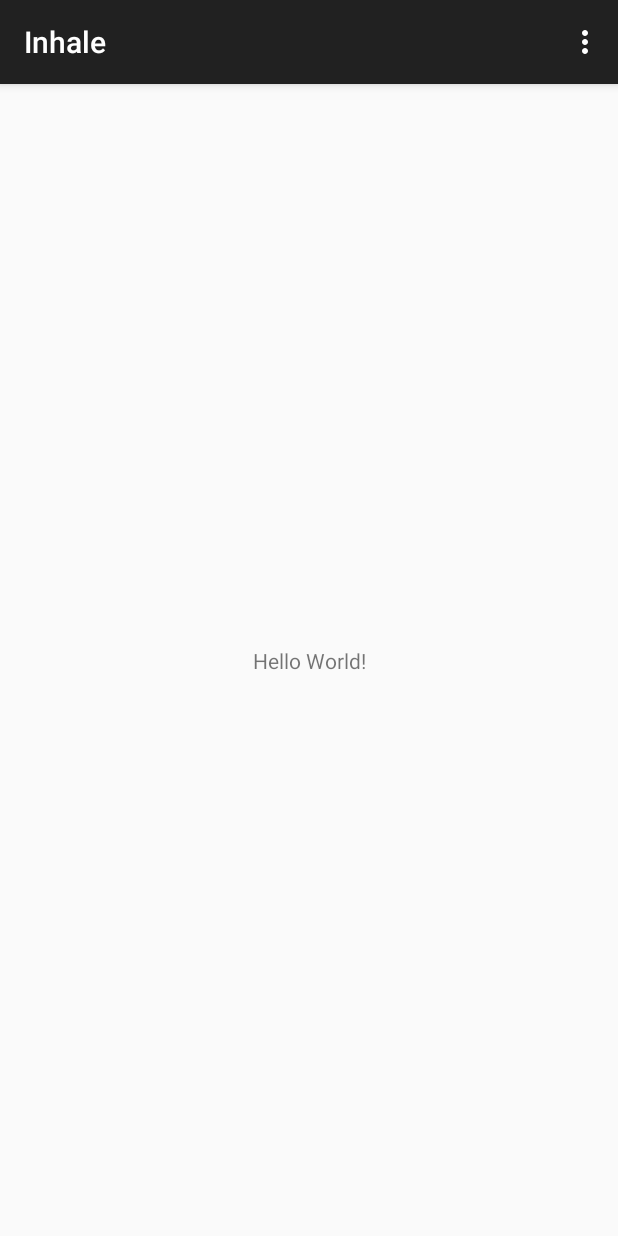
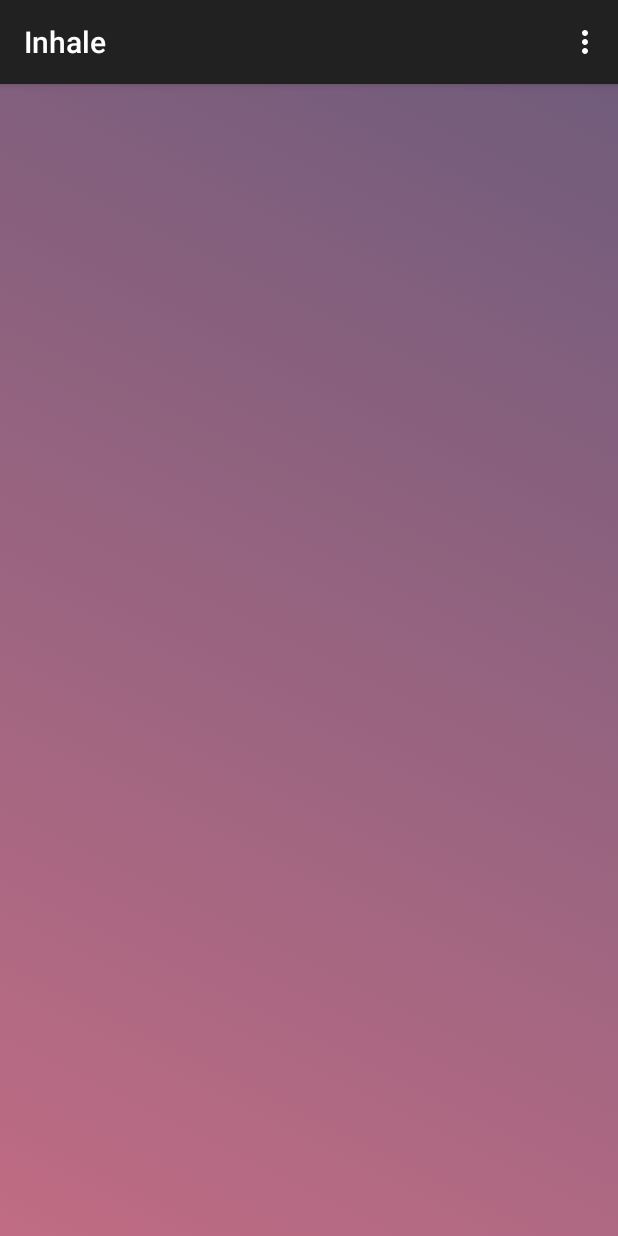
Before and after one commit to oa2013/Inhale, an Android app: the screen it shows after launch (MainActivity), on a phone screen of 412 x 824 dp. Run offline under Robolectric (Android 15) with nearby library versions, the phone set to English and light mode, and no system bars; libraries missing offline, so code that uses them is left out: com.crashlytics.android, io.fabric.sdk; 4 statements that could not run were skipped.

Commit message:
Feat: added gradient animation to the Main Activity

```diff
--- a/app/src/main/java/com/agafonova/inhale/MainActivity.java
+++ b/app/src/main/java/com/agafonova/inhale/MainActivity.java
@@ -1,18 +1,21 @@
 package com.agafonova.inhale;
 
+import android.graphics.drawable.AnimationDrawable;
 import android.os.Bundle;
 import android.support.v7.app.AppCompatActivity;
 import android.support.v7.widget.Toolbar;
-import android.util.Log;
 import android.view.Menu;
 import android.view.MenuItem;
-import android.view.View;
+import android.widget.LinearLayout;
 import com.crashlytics.android.Crashlytics;
 import io.fabric.sdk.android.Fabric;
 
 public class MainActivity extends AppCompatActivity {
 
     private static final String TAG = MainActivity.class.getName();
+    private static final int ENTER_FADE_DURATION = 6000;
+    private static final int EXIT_FADE_DURATION = 3000;
+    private AnimationDrawable animationDrawable;
 
     @Override
     protected void onCreate(Bundle savedInstanceState) {
@@ -23,6 +26,18 @@ public class MainActivity extends AppCompatActivity {
         Toolbar toolbar = (Toolbar) findViewById(R.id.toolbar);
         setSupportActionBar(toolbar);
 
+        //Animate background gradients
+        LinearLayout linearLayout = (LinearLayout) findViewById(R.id.main_rl);
+        animationDrawable = (AnimationDrawable) linearLayout.getBackground();
+        animationDrawable.setEnterFadeDuration(ENTER_FADE_DURATION);
+        animationDrawable.setExitFadeDuration(EXIT_FADE_DURATION);
+
+        //Initialize Firebase Crashlytics debugger
+        final Fabric fabric = new Fabric.Builder(this)
+                .kits(new Crashlytics())
+                .debuggable(true)
+                .build();
+        Fabric.with(fabric);
     }
 
     @Override
@@ -47,18 +62,20 @@ public class MainActivity extends AppCompatActivity {
         return super.onOptionsItemSelected(item);
     }
 
-    public void forceCrash(View view) {
-
-        final Fabric fabric = new Fabric.Builder(this)
-                .kits(new Crashlytics())
-                .debuggable(true)
-                .build();
-        Fabric.with(fabric);
-
-        Crashlytics.log(Log.VERBOSE, TAG, "forceCrash");
-        Crashlytics.logException(new Exception("Non-fatal exception: something went wrong!"));
-
-        throw new RuntimeException("This is a crash");
+    @Override
+    protected void onResume() {
+        super.onResume();
+        if (animationDrawable != null && !animationDrawable.isRunning())
+            animationDrawable.start();
+        //Crashlytics.log(Log.VERBOSE, TAG, "onResume");
+        Crashlytics.logException(new Exception("Non-fatal exception: MainActivity onResume"));
     }
 
+    @Override
+    protected void onPause() {
+        super.onPause();
+        if (animationDrawable != null && animationDrawable.isRunning())
+            animationDrawable.stop();
+        Crashlytics.logException(new Exception("Non-fatal exception: MainActivity onPause"));
+    }
 }
--- /dev/null
+++ b/app/src/main/res/drawable/celestial_gradient.xml
@@ -0,0 +1,11 @@
+<?xml version="1.0" encoding="UTF-8"?>
+<shape   xmlns:android="http://schemas.android.com/apk/res/android"
+    android:shape="rectangle">
+    <gradient
+        android:angle="45"
+        android:endColor="#1D2671"
+        android:startColor="#C33764"
+        android:type="linear" />
+    <corners
+        android:radius="0dp"/>
+</shape>
--- /dev/null
+++ b/app/src/main/res/drawable/gradient_animation.xml
@@ -0,0 +1,8 @@
+<?xml version="1.0" encoding="UTF-8"?>
+<animation-list
+    xmlns:android="http://schemas.android.com/apk/res/android"
+    android:id="@+id/selected" android:oneshot="false">
+    <item android:drawable="@drawable/sunset_gradient" android:duration="50000"  />
+    <item android:drawable="@drawable/sublime_gradient" android:duration="50000" />
+    <item android:drawable="@drawable/celestial_gradient" android:duration="50000" />
+</animation-list>
--- /dev/null
+++ b/app/src/main/res/drawable/sublime_gradient.xml
@@ -0,0 +1,11 @@
+<?xml version="1.0" encoding="UTF-8"?>
+<shape   xmlns:android="http://schemas.android.com/apk/res/android"
+    android:shape="rectangle">
+    <gradient
+        android:angle="45"
+        android:endColor="#FC466B"
+        android:startColor="#3f5efb"
+        android:type="linear" />
+    <corners
+        android:radius="0dp"/>
+</shape>
--- /dev/null
+++ b/app/src/main/res/drawable/sunset_gradient.xml
@@ -0,0 +1,11 @@
+<?xml version="1.0" encoding="UTF-8"?>
+<shape   xmlns:android="http://schemas.android.com/apk/res/android"
+    android:shape="rectangle">
+    <gradient
+        android:angle="45"
+        android:endColor="#6c5b7b"
+        android:startColor="#c06c84"
+        android:type="linear" />
+    <corners
+        android:radius="0dp"/>
+</shape>
--- a/app/src/main/res/layout/activity_main.xml
+++ b/app/src/main/res/layout/activity_main.xml
@@ -1,5 +1,6 @@
 <?xml version="1.0" encoding="utf-8"?>
-<android.support.design.widget.CoordinatorLayout xmlns:android="http://schemas.android.com/apk/res/android"
+<android.support.design.widget.CoordinatorLayout
+    xmlns:android="http://schemas.android.com/apk/res/android"
     xmlns:app="http://schemas.android.com/apk/res-auto"
     xmlns:tools="http://schemas.android.com/tools"
     android:layout_width="match_parent"
--- a/app/src/main/res/layout/content_main.xml
+++ b/app/src/main/res/layout/content_main.xml
@@ -1,28 +1,12 @@
 <?xml version="1.0" encoding="utf-8"?>
-<android.support.constraint.ConstraintLayout xmlns:android="http://schemas.android.com/apk/res/android"
+<LinearLayout
+    xmlns:android="http://schemas.android.com/apk/res/android"
     xmlns:app="http://schemas.android.com/apk/res-auto"
     xmlns:tools="http://schemas.android.com/tools"
     android:layout_width="match_parent"
     android:layout_height="match_parent"
-    app:layout_behavior="@string/appbar_scrolling_view_behavior"
-    tools:context="com.agafonova.inhale.MainActivity"
-    tools:showIn="@layout/activity_main">
+    android:orientation="vertical"
+    android:background="@drawable/gradient_animation"
+    android:id="@+id/main_rl">
 
-    <TextView
-        android:layout_width="wrap_content"
-        android:layout_height="wrap_content"
-        android:text="Hello World!"
-        app:layout_constraintBottom_toBottomOf="parent"
-        app:layout_constraintLeft_toLeftOf="parent"
-        app:layout_constraintRight_toRightOf="parent"
-        app:layout_constraintTop_toTopOf="parent" />
-
-    <!--<Button-->
-        <!--android:layout_height="wrap_content"-->
-        <!--android:layout_width="wrap_content"-->
-        <!--android:text="Force Crash!"-->
-        <!--android:onClick="forceCrash"-->
-        <!--android:layout_centerVertical="true"-->
-        <!--android:layout_centerHorizontal="true" />-->
-
-</android.support.constraint.ConstraintLayout>
+</LinearLayout>
```
